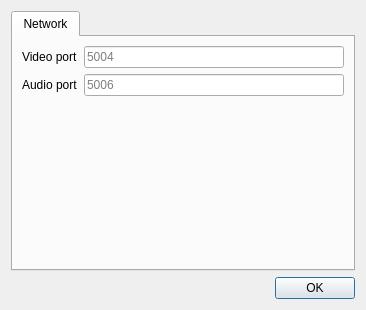
Above: gui/QT/ui/settings.ui from mpiatka/UltraGrid before the change. Below: the same form after it.
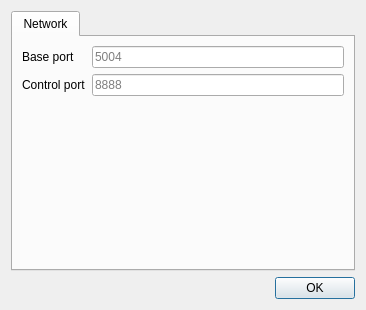
That is the form after the change.

Commit message: network ports, query v4l2

```diff
--- a/gui/QT/ui/settings.ui
+++ b/gui/QT/ui/settings.ui
@@ -33,7 +33,7 @@
           </sizepolicy>
          </property>
          <property name="text">
-          <string>Video port</string>
+          <string>Base port</string>
          </property>
         </widget>
        </item>
@@ -53,7 +53,7 @@
        <item row="1" column="0">
         <widget class="QLabel" name="label_2">
          <property name="text">
-          <string>Audio port</string>
+          <string>Control port</string>
          </property>
         </widget>
        </item>
@@ -66,7 +66,7 @@
           <number>5</number>
          </property>
          <property name="placeholderText">
-          <string>5006</string>
+          <string>8888</string>
          </property>
         </widget>
        </item>
```
Left out of the diff: 4 changed lines with no effect on the pictures. The commit also changes 8 other files.
